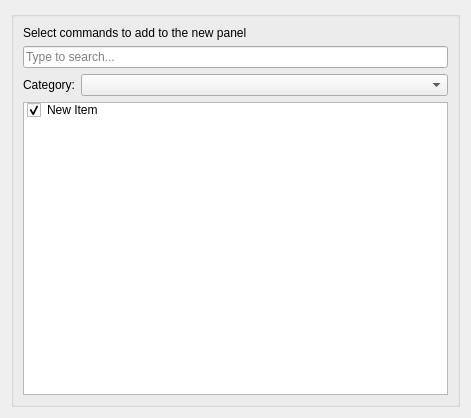
Before: the Qt Designer form Resources/ui/AddCommands.ui in APEbbers/FreeCAD-Ribbon, drawn with Qt 5.
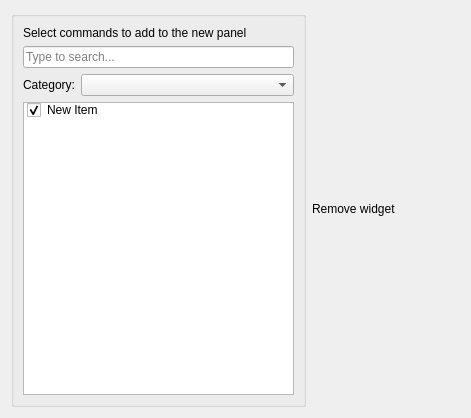
After: the same form once the commit is applied.

```diff
--- a/Resources/ui/AddCommands.ui
+++ b/Resources/ui/AddCommands.ui
@@ -104,6 +104,13 @@
      </layout>
     </widget>
    </item>
+   <item row="0" column="2">
+    <widget class="QLabel" name="TrashArea">
+     <property name="text">
+      <string>Remove widget</string>
+     </property>
+    </widget>
+   </item>
   </layout>
  </widget>
  <resources/>
```
